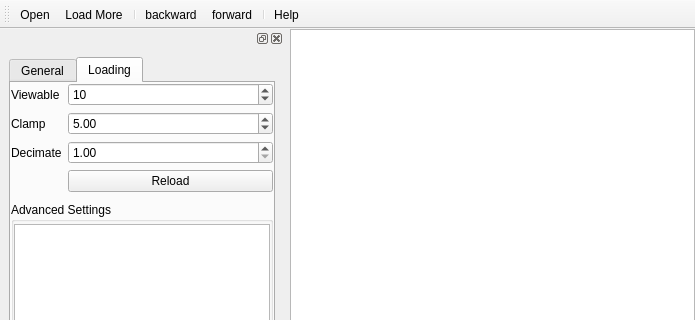
ezralanglois/arachnid, file arachnid/core/gui/pyui/MontageViewer.ui: the form before one commit; both pictures show x 0 to 695 and y 0 to 320 of the 695 by 551 pixel window.
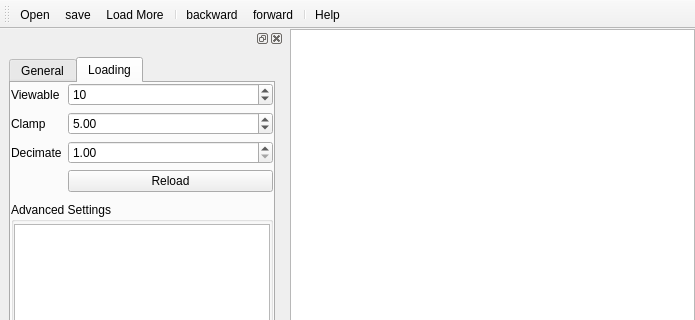
The form after the commit. Icons and pictures are not drawn.

What changed in the file:
```diff
--- a/arachnid/core/gui/pyui/MontageViewer.ui
+++ b/arachnid/core/gui/pyui/MontageViewer.ui
@@ -383,6 +383,7 @@
     <bool>false</bool>
    </attribute>
    <addaction name="actionOpen"/>
+   <addaction name="actionSave"/>
    <addaction name="actionLoad_More"/>
    <addaction name="separator"/>
    <addaction name="actionBackward"/>
```
